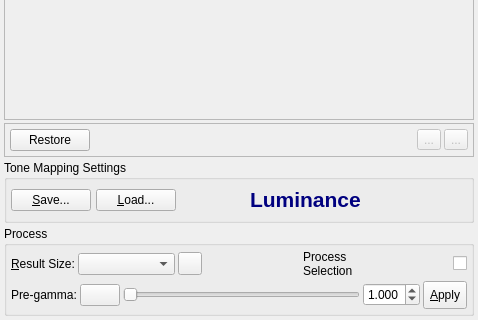
LuminanceHDR/LuminanceHDR, file forms/TonemappingPanel.ui: the form before one commit; both pictures show x 0 to 478 and y 424 to 744 of the 478 by 744 pixel window.
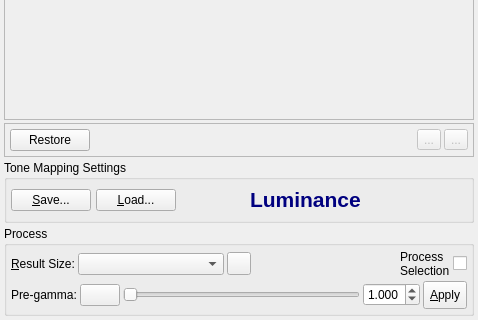
The form after the commit. Icons and pictures are not drawn.

Commit message: Removed spacer

Patch:
```diff
--- a/forms/TonemappingPanel.ui
+++ b/forms/TonemappingPanel.ui
@@ -2354,19 +2354,6 @@
               </property>
              </widget>
             </item>
-            <item>
-             <spacer name="horizontalSpacer_4">
-              <property name="orientation">
-               <enum>Qt::Horizontal</enum>
-              </property>
-              <property name="sizeHint" stdset="0">
-               <size>
-                <width>40</width>
-                <height>20</height>
-               </size>
-              </property>
-             </spacer>
-            </item>
             <item>
              <widget class="QCheckBox" name="checkBox">
               <property name="toolTip">
```
